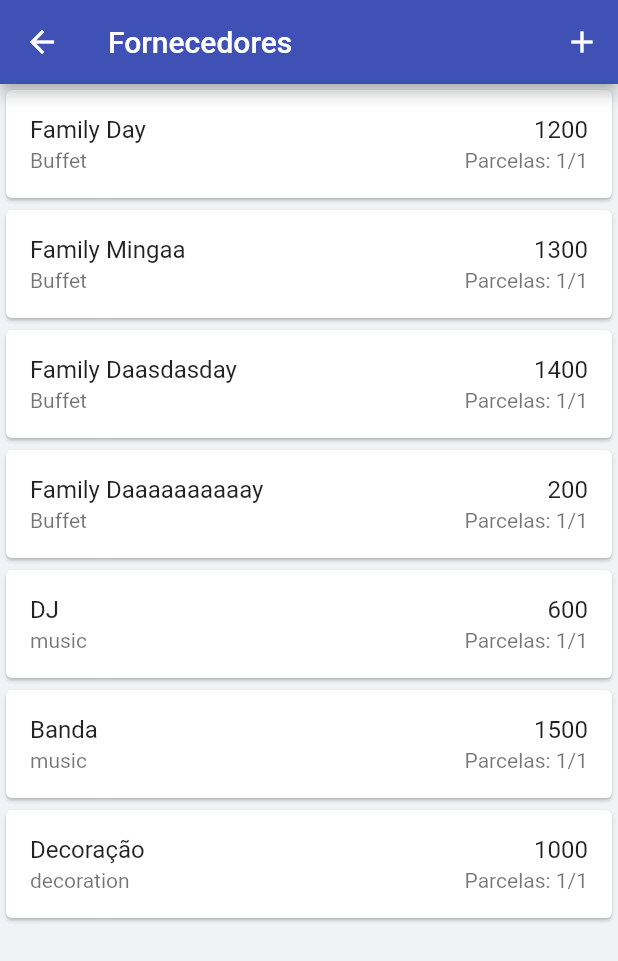
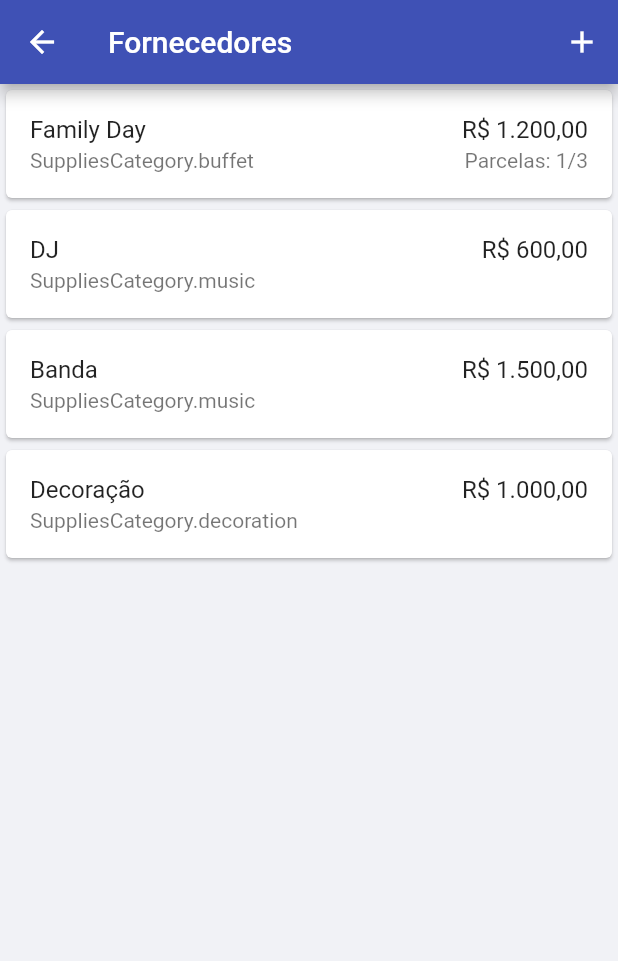
Before and after one commit to lParanhos/wedding_planner, a Flutter app: the Suppliers screen opened by its route, on a phone screen of 412 x 824 dp. Shown: the top 961 px of the screen. Run offline on Flutter 3.47's test engine with Material 2 defaults, Android fonts, the light colour scheme and no system bars; our stand-ins replace flutter_hooks.

Commit message:
create models, and SuppliersListTile widget

```diff
--- /dev/null
+++ b/lib/enums/payment_status.dart
@@ -0,0 +1,4 @@
+enum PaymentStatus {
+  paid,
+  waiting,
+}
--- /dev/null
+++ b/lib/enums/supplies_category.dart
@@ -0,0 +1,7 @@
+enum SuppliesCategory {
+  buffet,
+  music,
+  decoration,
+  photograph,
+  cerimony,
+}
--- a/lib/features/suppliers/suppliers_list.dart
+++ b/lib/features/suppliers/suppliers_list.dart
@@ -1,88 +1,58 @@
 import 'package:flutter/material.dart';
+import 'package:weeding_planner/enums/payment_status.dart';
+import 'package:weeding_planner/enums/supplies_category.dart';
+import 'package:weeding_planner/models/payments.dart';
+import 'package:weeding_planner/models/suppliers.dart';
+import 'package:weeding_planner/widgets/suppliers_list_tile.dart';
 
 class SuppliersList extends StatelessWidget {
-  final suppliers = [
-    {
-      'name': 'Family Day',
-      'category': 'Buffet',
-      'amount': 1200,
-      'dueDate': DateTime.now(),
-      'payments': [
-        {'date': DateTime.now(), 'amount': 50, 'status': 'paid'},
-        {
-          'date': DateTime.now().add(Duration(days: 20)),
-          'amount': 50,
-          'status': 'waiting'
-        },
-        {
-          'date': DateTime.now().add(Duration(days: 40)),
-          'amount': 50,
-          'status': 'waiting'
-        },
-      ]
-    },
-    {
-      'name': 'Family Mingaa',
-      'category': 'Buffet',
-      'amount': 1300,
-      'dueDate': DateTime.now()
-    },
-    {
-      'name': 'Family Daasdasday',
-      'category': 'Buffet',
-      'amount': 1400,
-      'dueDate': DateTime.now()
-    },
-    {
-      'name': 'Family Daaaaaaaaaay',
-      'category': 'Buffet',
-      'amount': 200,
-      'dueDate': DateTime.now()
-    },
-    {
-      'name': 'DJ',
-      'category': 'music',
-      'amount': 600,
-      'dueDate': DateTime.now()
-    },
-    {
-      'name': 'Banda',
-      'category': 'music',
-      'amount': 1500,
-      'dueDate': DateTime.now()
-    },
-    {
-      'name': 'Decoração',
-      'category': 'decoration',
-      'amount': 1000,
-      'dueDate': DateTime.now()
-    },
+  final List<Supplier> suppliers = [
+    Supplier(
+      name: 'Family Day',
+      category: SuppliesCategory.buffet,
+      amount: 1200,
+      dueDate: DateTime.now(),
+      payments: [
+        Payments(date: DateTime.now(), amount: 50, status: PaymentStatus.paid),
+        Payments(
+            amount: 50,
+            date: DateTime.now().add(Duration(days: 20)),
+            status: PaymentStatus.waiting),
+        Payments(
+            amount: 50,
+            date: DateTime.now().add(Duration(days: 40)),
+            status: PaymentStatus.waiting),
+      ],
+    ),
+    Supplier(
+      name: 'DJ',
+      category: SuppliesCategory.music,
+      amount: 600,
+      dueDate: DateTime.now(),
+      payments: [],
+    ),
+    Supplier(
+      name: 'Banda',
+      category: SuppliesCategory.music,
+      amount: 1500,
+      dueDate: DateTime.now(),
+      payments: [],
+    ),
+    Supplier(
+      name: 'Decoração',
+      category: SuppliesCategory.decoration,
+      amount: 1000,
+      dueDate: DateTime.now(),
+      payments: [],
+    ),
   ];
 
   @override
   Widget build(BuildContext context) {
     return ListView.builder(
       itemCount: suppliers.length,
-      itemBuilder: (context, index) {
-        return Card(
-          child: ListTile(
-            title: Row(
-              mainAxisAlignment: MainAxisAlignment.spaceBetween,
-              children: [
-                Text(suppliers[index]['name']),
-                Text(suppliers[index]['amount'].toString()),
-              ],
-            ),
-            subtitle: Row(
-              mainAxisAlignment: MainAxisAlignment.spaceBetween,
-              children: [
-                Text(suppliers[index]['category']),
-                Text('Parcelas: 1/1'),
-              ],
-            ),
-          ),
-        );
-      },
+      itemBuilder: (context, index) =>
+          SuppliersListTile(supplier: suppliers[index]),
     );
   }
 }
--- /dev/null
+++ b/lib/models/payments.dart
@@ -0,0 +1,14 @@
+import 'package:flutter/material.dart';
+import 'package:weeding_planner/enums/payment_status.dart';
+
+class Payments {
+  DateTime date;
+  double amount;
+  PaymentStatus status;
+
+  Payments({
+    @required this.date,
+    @required this.amount,
+    @required this.status,
+  });
+}
--- /dev/null
+++ b/lib/models/suppliers.dart
@@ -0,0 +1,19 @@
+import 'package:flutter/material.dart';
+import 'package:weeding_planner/enums/supplies_category.dart';
+import 'package:weeding_planner/models/payments.dart';
+
+class Supplier {
+  String name;
+  double amount;
+  DateTime dueDate;
+  SuppliesCategory category;
+  List<Payments> payments;
+
+  Supplier({
+    @required this.name,
+    @required this.amount,
+    @required this.dueDate,
+    @required this.category,
+    @required this.payments,
+  });
+}
--- /dev/null
+++ b/lib/widgets/suppliers_list_tile.dart
@@ -0,0 +1,43 @@
+import 'package:flutter/material.dart';
+import 'package:intl/intl.dart';
+import 'package:weeding_planner/enums/payment_status.dart';
+import 'package:weeding_planner/models/suppliers.dart';
+
+class SuppliersListTile extends StatelessWidget {
+  final Supplier supplier;
+
+  SuppliersListTile({@required this.supplier});
+
+  String get parcelsLabel {
+    int amountPayeds = supplier.payments
+        .where((payment) => payment.status == PaymentStatus.paid)
+        .length;
+
+    return '$amountPayeds/${supplier.payments.length}';
+  }
+
+  @override
+  Widget build(BuildContext context) {
+    return Card(
+      child: ListTile(
+        title: Row(
+          mainAxisAlignment: MainAxisAlignment.spaceBetween,
+          children: [
+            Text(supplier.name),
+            Text(
+              NumberFormat.currency(locale: 'pt', symbol: 'R\$')
+                  .format(supplier.amount),
+            ),
+          ],
+        ),
+        subtitle: Row(
+          mainAxisAlignment: MainAxisAlignment.spaceBetween,
+          children: [
+            Text(supplier.category.toString()),
+            if (supplier.payments.length > 0) Text('Parcelas: $parcelsLabel'),
+          ],
+        ),
+      ),
+    );
+  }
+}
```
